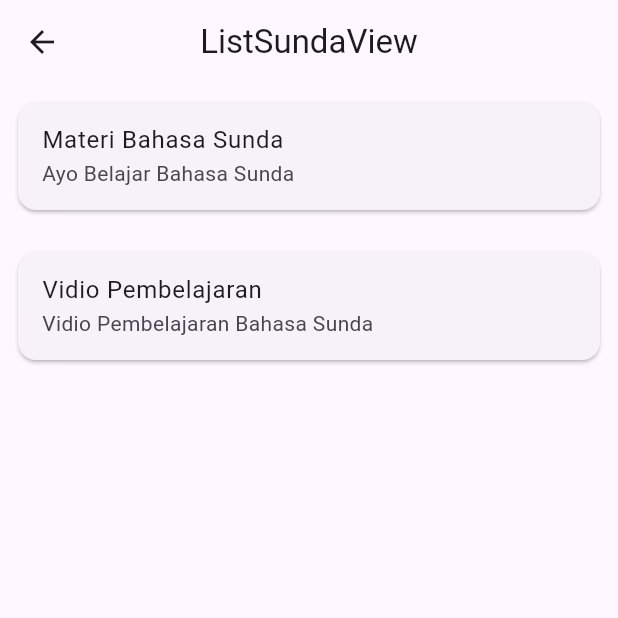
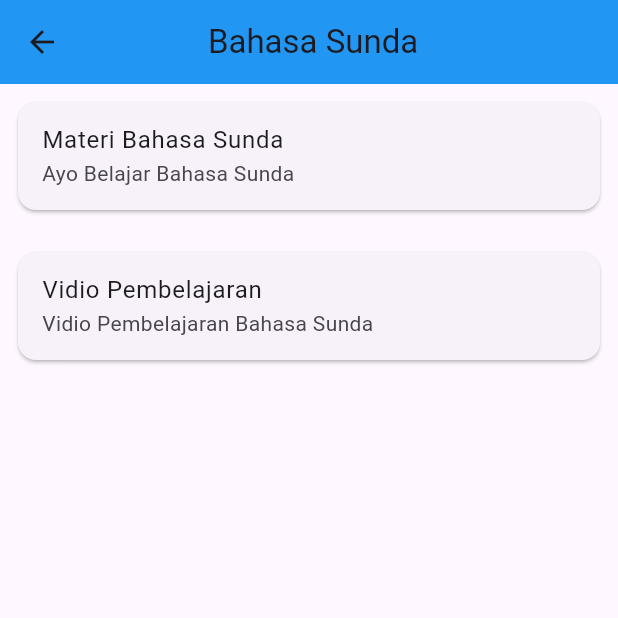
Before and after one commit to ArsalRR/aplikasi_belajar_bahasa_sunda, a Flutter app: the ListSundaView screen opened by its route, on a phone screen of 412 x 824 dp, the top half of it. Run offline on Flutter 3.47's test engine with Material 3 defaults, Android fonts, the light colour scheme and no system bars; our stand-ins replace cloud_firestore, firebase_auth, firebase_core, flutter_custom_clippers, flutter_svg, get; accounts and stored records are empty.

Commit message:
update tampilan

```diff
--- a/lib/app/modules/list_sunda/views/list_sunda_view.dart
+++ b/lib/app/modules/list_sunda/views/list_sunda_view.dart
@@ -11,8 +11,13 @@ class ListSundaView extends GetView<ListSundaController> {
   Widget build(BuildContext context) {
     return Scaffold(
       appBar: AppBar(
-        title: const Text('ListSundaView'),
+        title: const Text(' Bahasa Sunda'
+
+
+        ),
+
         centerTitle: true,
+        backgroundColor: Colors.blue,
       ),
       body: ListView(
         padding: EdgeInsets.all(8.0),
```
